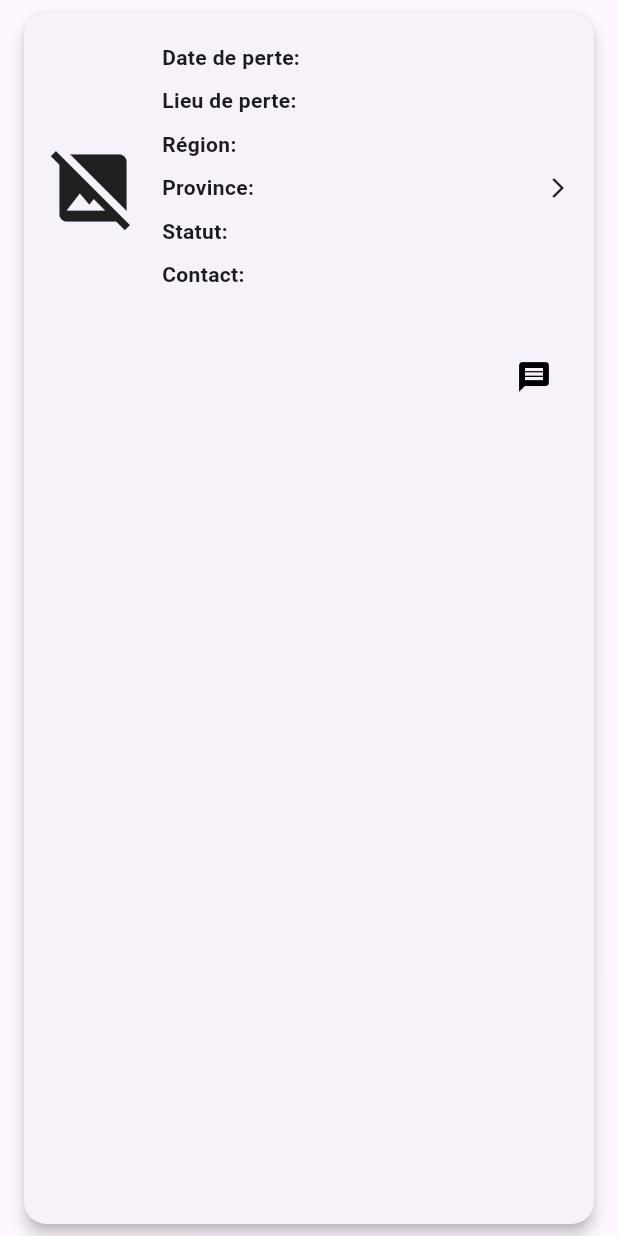
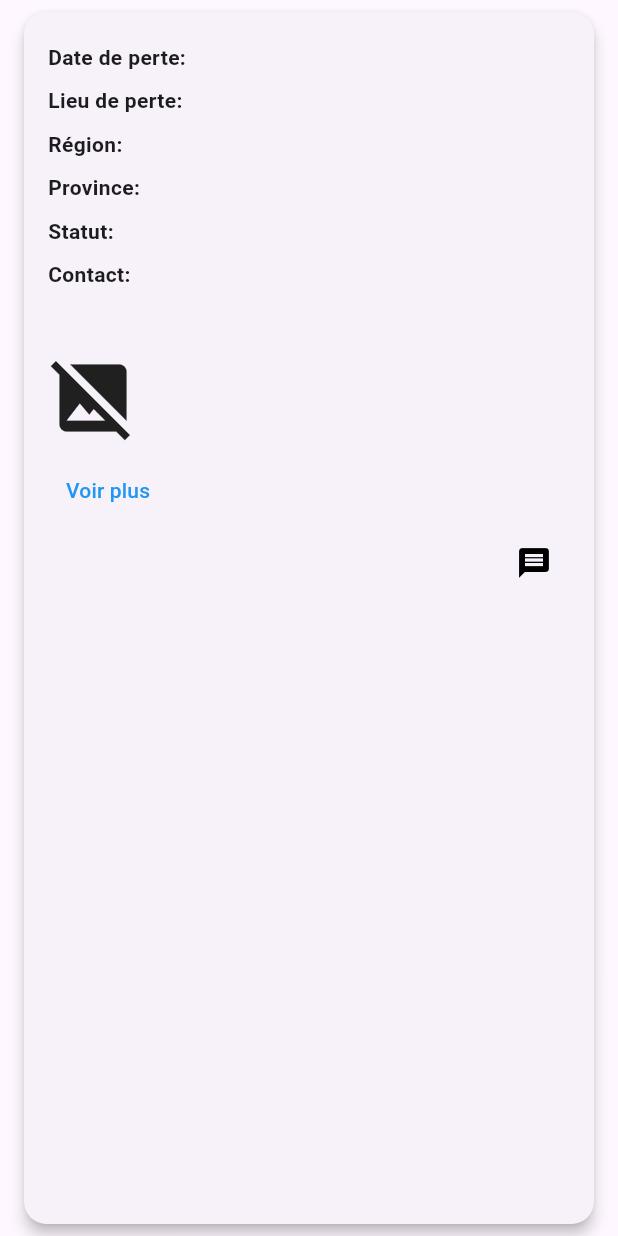
Before and after one commit to IlboudoWenceslas/find-me, a Flutter app: the DeclarationCard widget shown alone on an empty page, opened directly with empty values, on a phone screen of 412 x 824 dp. Run offline on Flutter 3.47's test engine with Material 3 defaults, Android fonts, the light colour scheme and no system bars; our stand-ins replace animated_bottom_navigation_bar, cloud_firestore, firebase_auth, firebase_core, flutter_image_compress, flutter_local_notifications and 2 more; missing offline and left inert: flutter_background_service, flutter_facebook_auth, image_compression; accounts and stored records are empty.

Commit message:
`Refactor DeclarationCard widget: reorder layout, add image zoom functionality, and improve button styling`

```diff
--- a/lib/widgets/declaration_card.dart
+++ b/lib/widgets/declaration_card.dart
@@ -26,30 +26,51 @@ class DeclarationCard extends StatelessWidget {
       child: Padding(
         padding: const EdgeInsets.all(16.0),
         child: Column(
+          crossAxisAlignment: CrossAxisAlignment.start,
           children: [
+            // Affichage des informations essentielles (au-dessus de l'image)
+            getDeclarationData(),
+
+            const SizedBox(
+                height: 8.0), // Espacement entre les infos et l'image
+
+            // Affichage de l'image en bas
+            if (imageUrl != null && imageUrl.isNotEmpty)
               GestureDetector(
-              onTap: onTap,
-              child: Row(
-                children: [
-                  // Affichage de l'image
-                  (imageUrl != null && imageUrl.isNotEmpty)
-                      ? ClipRRect(
+                onTap: () {
+                  // Ouvre l'image en grand
+                  showDialog(
+                    context: context,
+                    builder: (BuildContext context) {
+                      return Dialog(
+                        child: Image.network(imageUrl, fit: BoxFit.cover),
+                      );
+                    },
+                  );
+                },
+                child: ClipRRect(
                   borderRadius: BorderRadius.circular(12.0),
                   child: Image.network(
                     imageUrl,
-                            width: 160,
-                            height: 320,
+                    width: double.infinity,
+                    height: 200.0,
                     fit: BoxFit.cover,
                   ),
+                ),
               )
-                      : const Icon(Icons.image_not_supported, size: 60),
-                  const SizedBox(width: 16.0),
-                  // Texte des détails essentiels
-                  Expanded(child: getDeclarationData()),
-                  const Icon(Icons.arrow_forward_ios, size: 16),
-                ],
+            else
+              const Icon(Icons.image_not_supported, size: 60),
+
+            const SizedBox(height: 8.0), // Espacement sous l'image
+
+            // "Voir plus" après la description
+            TextButton(
+              onPressed: onTap, // Appel à la fonction onTap
+              child:
+                  const Text("Voir plus", style: TextStyle(color: Colors.blue)),
             ),
-            ),
+
+            // Bouton de message
             Align(
               alignment: Alignment.centerRight,
               child: IconButton(
@@ -112,61 +133,14 @@ class DeclarationCard extends StatelessWidget {
         );
 
       case "Moto":
+      case "Telephone":
+      case "Ordinateur":
         return Column(
           crossAxisAlignment: CrossAxisAlignment.start,
           children: [
             buildRow("Marque", declaration['marque'] ?? 'Inconnue'),
             buildRow("Modèle", declaration['modele'] ?? 'Inconnu'),
             buildRow("Plaque", declaration['plaque'] ?? 'Inconnue'),
-            buildRow("Lieu", declaration['lieu'] ?? 'Inconnu'),
-            buildRow("Date de perte", declaration['datperte'] ?? 'Inconnue'),
-            buildRow("Contact", declaration['numero'] ?? 'Non fourni'),
-            const SizedBox(height: 8),
-            Text(
-              declaration['description'] ?? 'Pas de description',
-              style: const TextStyle(
-                fontSize: 14,
-                color: Colors.grey,
-                fontStyle: FontStyle.italic,
-              ),
-              maxLines: 3,
-              overflow: TextOverflow.ellipsis,
-            ),
-          ],
-        );
-
-      case "Telephone":
-        return Column(
-          crossAxisAlignment: CrossAxisAlignment.start,
-          children: [
-            buildRow("Marque", declaration['marque'] ?? 'Inconnue'),
-            buildRow("Modèle", declaration['modele'] ?? 'Inconnu'),
-            buildRow("IMEI", declaration['imei'] ?? 'Inconnu'),
-            buildRow("Lieu", declaration['lieu'] ?? 'Inconnu'),
-            buildRow("Date de perte", declaration['datperte'] ?? 'Inconnue'),
-            buildRow("Contact", declaration['numero'] ?? 'Non fourni'),
-            const SizedBox(height: 8),
-            Text(
-              declaration['description'] ?? 'Pas de description',
-              style: const TextStyle(
-                fontSize: 14,
-                color: Colors.grey,
-                fontStyle: FontStyle.italic,
-              ),
-              maxLines: 3,
-              overflow: TextOverflow.ellipsis,
-            ),
-          ],
-        );
-
-      case "Ordinateur":
-        return Column(
-          crossAxisAlignment: CrossAxisAlignment.start,
-          children: [
-            buildRow("Marque", declaration['marque'] ?? 'Inconnue'),
-            buildRow("Modèle", declaration['modele'] ?? 'Inconnu'),
-            buildRow(
-                "Numéro de série", declaration['numseriemac'] ?? 'Inconnu'),
             buildRow("Lieu", declaration['lieu'] ?? 'Inconnu'),
             buildRow("Date de perte", declaration['datperte'] ?? 'Inconnue'),
             buildRow("Contact", declaration['numero'] ?? 'Non fourni'),
```
Also changed, not shown: lib/pages/acceuil/screen.dart (deleted). Lines whose indentation alone changed are shown as unchanged.
